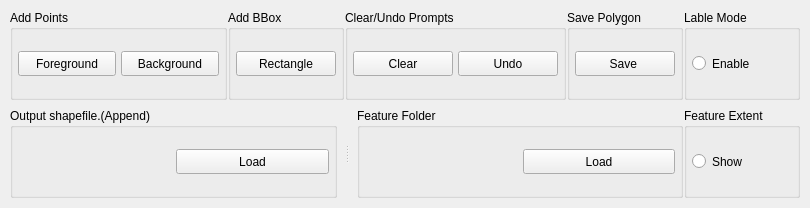
This is ui/Selector.ui in coolzhao/Geo-SAM as Qt 5 draws it before an edit. The edited form follows.
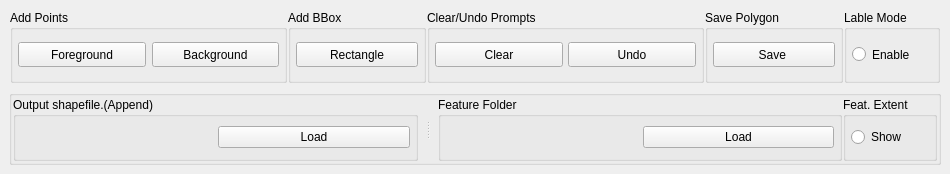
This is the edited form. Custom widgets are drawn as their Qt base class.

Commit message: make ui bottom collapsible

The edit to the form file:
```diff
--- a/ui/Selector.ui
+++ b/ui/Selector.ui
@@ -6,23 +6,53 @@
    <rect>
     <x>0</x>
     <y>0</y>
-    <width>810</width>
-    <height>208</height>
+    <width>950</width>
+    <height>174</height>
    </rect>
   </property>
+  <property name="minimumSize">
+   <size>
+    <width>768</width>
+    <height>0</height>
+   </size>
+  </property>
   <property name="windowTitle">
    <string>Geo-SAM Tool</string>
   </property>
   <widget class="QWidget" name="GeoSAM_2">
+   <property name="sizePolicy">
+    <sizepolicy hsizetype="Preferred" vsizetype="Preferred">
+     <horstretch>0</horstretch>
+     <verstretch>0</verstretch>
+    </sizepolicy>
+   </property>
+   <property name="maximumSize">
+    <size>
+     <width>16777215</width>
+     <height>200</height>
+    </size>
+   </property>
    <layout class="QGridLayout" name="gridLayout">
     <item row="0" column="0">
-     <layout class="QVBoxLayout" name="verticalLayout" stretch="1,1">
-      <item>
+     <layout class="QGridLayout" name="gridLayout_5">
+      <item row="0" column="0">
        <widget class="QFrame" name="Top">
+        <property name="sizePolicy">
+         <sizepolicy hsizetype="Preferred" vsizetype="Preferred">
+          <horstretch>0</horstretch>
+          <verstretch>1</verstretch>
+         </sizepolicy>
+        </property>
+        <property name="maximumSize">
+         <size>
+          <width>16777215</width>
+          <height>100</height>
+         </size>
+        </property>
         <property name="toolTip">
          <string>Shortcut: C</string>
         </property>
-        <layout class="QHBoxLayout" name="top_row" stretch="2,1,2,1,1">
+        <layout class="QHBoxLayout" name="top_row" stretch="6,3,6,3,2">
          <property name="spacing">
           <number>1</number>
          </property>
@@ -49,10 +79,7 @@
            <property name="title">
             <string>Add Points</string>
            </property>
-           <layout class="QHBoxLayout" name="horizontalLayout_2">
-            <property name="spacing">
-             <number>5</number>
-            </property>
+           <layout class="QGridLayout" name="gridLayout_3">
             <property name="leftMargin">
              <number>5</number>
             </property>
@@ -65,7 +92,7 @@
             <property name="bottomMargin">
              <number>5</number>
             </property>
-            <item>
+            <item row="0" column="0">
              <widget class="QPushButton" name="pushButton_fg">
               <property name="sizePolicy">
                <sizepolicy hsizetype="Expanding" vsizetype="Fixed">
@@ -87,7 +114,7 @@
               </property>
              </widget>
             </item>
-            <item>
+            <item row="0" column="1">
              <widget class="QPushButton" name="pushButton_bg">
               <property name="sizePolicy">
                <sizepolicy hsizetype="Expanding" vsizetype="Fixed">
@@ -312,7 +339,7 @@
               </property>
               <property name="minimumSize">
                <size>
-                <width>100</width>
+                <width>80</width>
                 <height>25</height>
                </size>
               </property>
@@ -330,9 +357,21 @@
         </layout>
        </widget>
       </item>
-      <item>
-       <widget class="QFrame" name="Bottom">
-        <layout class="QHBoxLayout" name="Bottom_row" stretch="6,1">
+      <item row="1" column="0">
+       <widget class="QgsCollapsibleGroupBox" name="Bottom">
+        <property name="sizePolicy">
+         <sizepolicy hsizetype="Preferred" vsizetype="Preferred">
+          <horstretch>0</horstretch>
+          <verstretch>1</verstretch>
+         </sizepolicy>
+        </property>
+        <property name="maximumSize">
+         <size>
+          <width>16777215</width>
+          <height>100</height>
+         </size>
+        </property>
+        <layout class="QHBoxLayout" name="horizontalLayout" stretch="9,1">
          <property name="spacing">
           <number>1</number>
          </property>
@@ -390,7 +429,7 @@
                  <property name="minimumSize">
                   <size>
                    <width>0</width>
-                   <height>25</height>
+                   <height>0</height>
                   </size>
                  </property>
                  <property name="text">
@@ -432,7 +471,7 @@
                  <property name="minimumSize">
                   <size>
                    <width>0</width>
-                   <height>25</height>
+                   <height>0</height>
                   </size>
                  </property>
                  <property name="text">
@@ -449,7 +488,7 @@
          <item>
           <widget class="QGroupBox" name="EditModeGroupBox_2">
            <property name="title">
-            <string>Feature Extent</string>
+            <string>Feat. Extent</string>
            </property>
            <layout class="QGridLayout" name="EditMode_2">
             <property name="leftMargin">
@@ -477,8 +516,8 @@
               </property>
               <property name="minimumSize">
                <size>
-                <width>100</width>
-                <height>25</height>
+                <width>0</width>
+                <height>0</height>
                </size>
               </property>
               <property name="text">
@@ -501,6 +540,12 @@
   </widget>
  </widget>
  <customwidgets>
+  <customwidget>
+   <class>QgsCollapsibleGroupBox</class>
+   <extends>QGroupBox</extends>
+   <header>qgscollapsiblegroupbox.h</header>
+   <container>1</container>
+  </customwidget>
   <customwidget>
    <class>QgsDockWidget</class>
    <extends>QDockWidget</extends>
```
Left out of the diff: 2 changed lines with no effect on the pictures.
